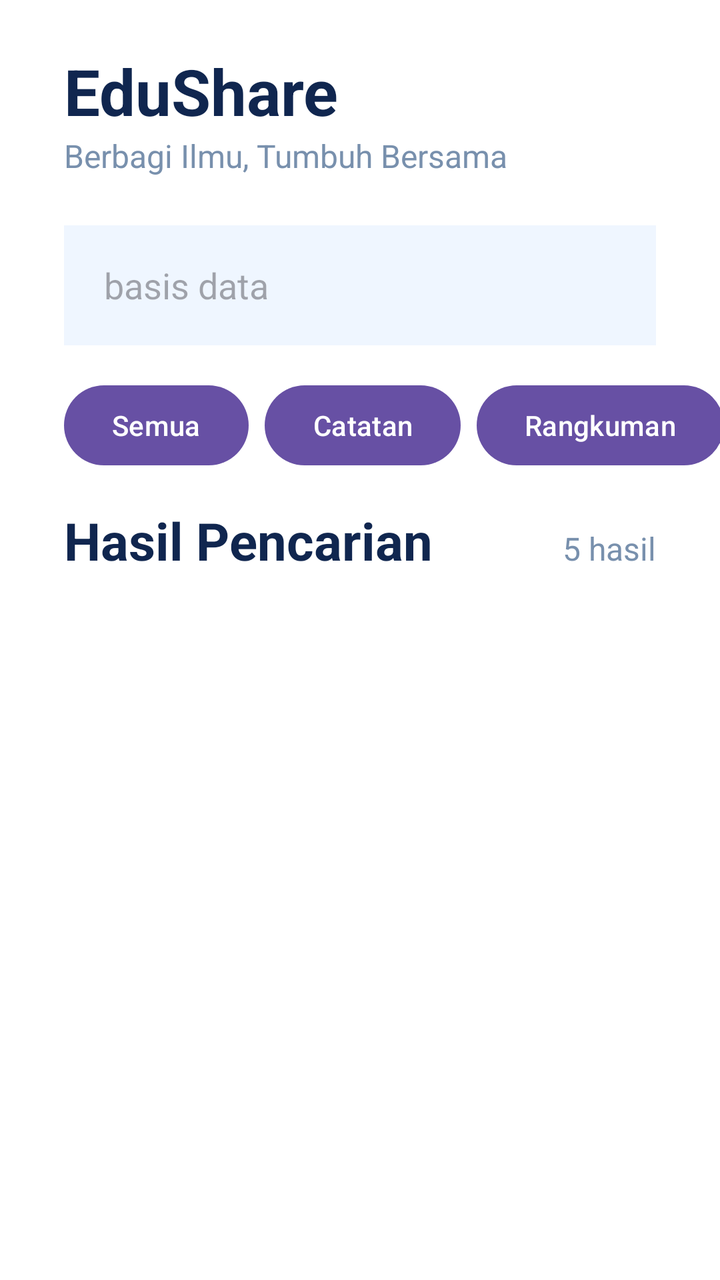
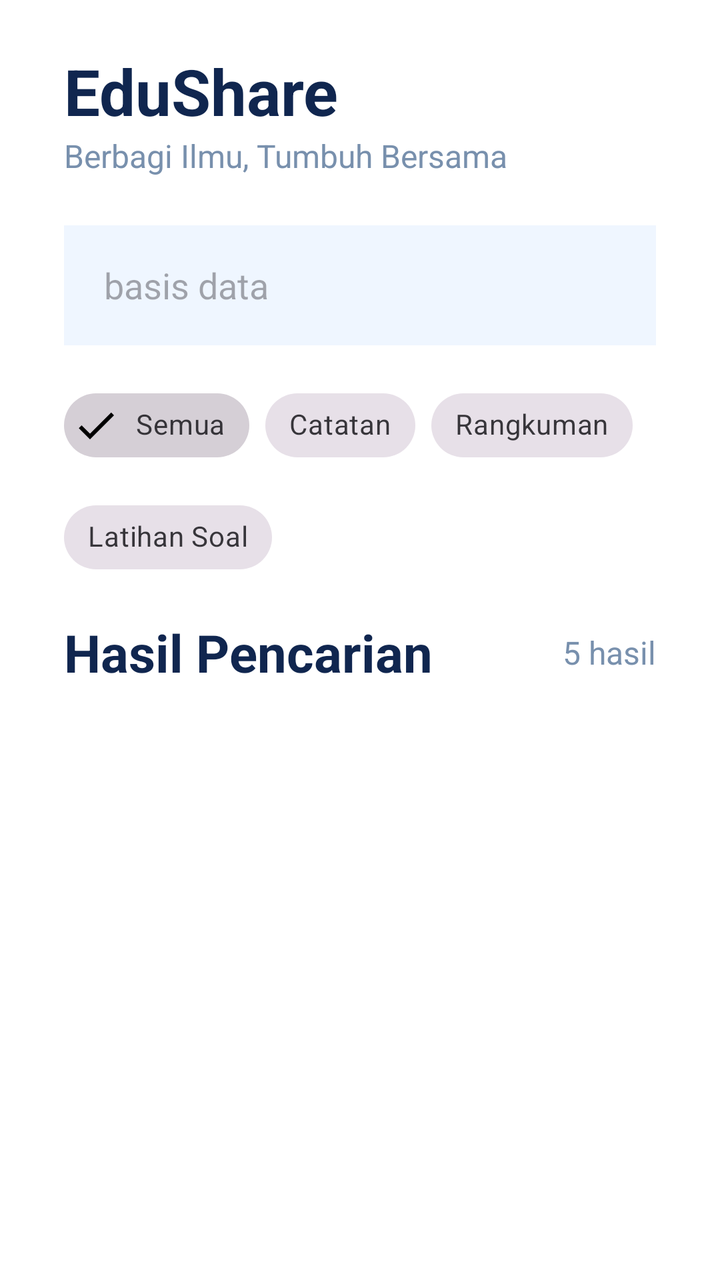

An Android layout rendered at two revisions. The XML below is the earlier revision; the diff shows what the commit changed to produce the second picture.
<!-- AndroidManifest.xml: application theme Theme.Pertemuan3_tia -->
<!-- res/layout/fragment_search.xml -->
<?xml version="1.0" encoding="utf-8"?>
<LinearLayout
    xmlns:android="http://schemas.android.com/apk/res/android"
    android:layout_width="match_parent"
    android:layout_height="match_parent"
    android:orientation="vertical"
    android:background="@android:color/white">

    <TextView
        android:id="@+id/txtLogo"
        android:layout_width="match_parent"
        android:layout_height="wrap_content"
        android:layout_marginStart="32dp"
        android:layout_marginTop="24dp"
        android:text="EduShare"
        android:textSize="32sp"
        android:textStyle="bold"
        android:textColor="#10264F" />

    <TextView
        android:layout_width="match_parent"
        android:layout_height="wrap_content"
        android:layout_marginStart="32dp"
        android:text="Berbagi Ilmu, Tumbuh Bersama"
        android:textSize="16sp"
        android:textColor="#7890AD" />

    <EditText
        android:id="@+id/edtSearch"
        android:layout_width="match_parent"
        android:layout_height="60dp"
        android:layout_marginStart="32dp"
        android:layout_marginEnd="32dp"
        android:layout_marginTop="24dp"
        android:hint="basis data"
        android:paddingStart="20dp"
        android:paddingEnd="20dp"
        android:background="#EFF6FF"
        android:singleLine="true" />

    <HorizontalScrollView
        android:layout_width="match_parent"
        android:layout_height="wrap_content"
        android:layout_marginTop="16dp"
        android:scrollbars="none">

        <LinearLayout
            android:layout_width="wrap_content"
            android:layout_height="wrap_content"
            android:orientation="horizontal"
            android:paddingStart="32dp"
            android:paddingEnd="16dp">

            <Button
                android:layout_width="wrap_content"
                android:layout_height="wrap_content"
                android:text="Semua" />

            <Button
                android:layout_width="wrap_content"
                android:layout_height="wrap_content"
                android:layout_marginStart="8dp"
                android:text="Catatan" />

            <Button
                android:layout_width="wrap_content"
                android:layout_height="wrap_content"
                android:layout_marginStart="8dp"
                android:text="Rangkuman" />

            <Button
                android:layout_width="wrap_content"
                android:layout_height="wrap_content"
                android:layout_marginStart="8dp"
                android:text="Latihan Soal" />

        </LinearLayout>

    </HorizontalScrollView>

    <LinearLayout
        android:layout_width="match_parent"
        android:layout_height="wrap_content"
        android:orientation="horizontal"
        android:paddingStart="32dp"
        android:paddingEnd="32dp"
        android:paddingTop="16dp"
        android:paddingBottom="8dp">

        <TextView
            android:layout_width="0dp"
            android:layout_height="wrap_content"
            android:layout_weight="1"
            android:text="Hasil Pencarian"
            android:textSize="26sp"
            android:textStyle="bold"
            android:textColor="#10264F" />

        <TextView
            android:id="@+id/txtJumlah"
            android:layout_width="wrap_content"
            android:layout_height="wrap_content"
            android:text="5 hasil"
            android:textSize="16sp"
            android:textColor="#7890AD" />

    </LinearLayout>

    <ListView
        android:id="@+id/listMateri"
        android:layout_width="match_parent"
        android:layout_height="0dp"
        android:layout_weight="1"
        android:divider="@null"
        android:dividerHeight="0dp"
        android:paddingBottom="8dp"
        android:clipToPadding="false" />

</LinearLayout>
<!-- resources referenced by this layout -->
<resources>
  <style name="Theme.Pertemuan3_tia" parent="Base.Theme.Pertemuan3_tia" />
  <style name="Base.Theme.Pertemuan3_tia" parent="Theme.Material3.DayNight.NoActionBar">
          
          
      </style>
</resources>

<!-- the commit's change to res/layout/fragment_search.xml (unified diff, before → after) -->
@@ -1,33 +1,42 @@
 <?xml version="1.0" encoding="utf-8"?>
-<LinearLayout
+<androidx.constraintlayout.widget.ConstraintLayout
     xmlns:android="http://schemas.android.com/apk/res/android"
+    xmlns:app="http://schemas.android.com/apk/res-auto"
     android:layout_width="match_parent"
     android:layout_height="match_parent"
-    android:orientation="vertical"
     android:background="@android:color/white">
 
     <TextView
         android:id="@+id/txtLogo"
-        android:layout_width="match_parent"
+        android:layout_width="0dp"
         android:layout_height="wrap_content"
         android:layout_marginStart="32dp"
+        android:layout_marginEnd="32dp"
         android:layout_marginTop="24dp"
         android:text="EduShare"
         android:textSize="32sp"
         android:textStyle="bold"
-        android:textColor="#10264F" />
+        android:textColor="#10264F"
+        app:layout_constraintStart_toStartOf="parent"
+        app:layout_constraintEnd_toEndOf="parent"
+        app:layout_constraintTop_toTopOf="parent" />
 
     <TextView
-        android:layout_width="match_parent"
+        android:id="@+id/txtSubtitle"
+        android:layout_width="0dp"
         android:layout_height="wrap_content"
         android:layout_marginStart="32dp"
+        android:layout_marginEnd="32dp"
         android:text="Berbagi Ilmu, Tumbuh Bersama"
         android:textSize="16sp"
-        android:textColor="#7890AD" />
+        android:textColor="#7890AD"
+        app:layout_constraintStart_toStartOf="parent"
+        app:layout_constraintEnd_toEndOf="parent"
+        app:layout_constraintTop_toBottomOf="@id/txtLogo" />
 
     <EditText
         android:id="@+id/edtSearch"
-        android:layout_width="match_parent"
+        android:layout_width="0dp"
         android:layout_height="60dp"
         android:layout_marginStart="32dp"
         android:layout_marginEnd="32dp"
@@ -36,84 +45,93 @@
         android:paddingStart="20dp"
         android:paddingEnd="20dp"
         android:background="#EFF6FF"
-        android:singleLine="true" />
+        android:singleLine="true"
+        app:layout_constraintStart_toStartOf="parent"
+        app:layout_constraintEnd_toEndOf="parent"
+        app:layout_constraintTop_toBottomOf="@id/txtSubtitle" />
 
-    <HorizontalScrollView
-        android:layout_width="match_parent"
+    <com.google.android.material.chip.ChipGroup
+        android:id="@+id/chipGroupFilter"
+        android:layout_width="0dp"
         android:layout_height="wrap_content"
+        android:layout_marginStart="32dp"
+        android:layout_marginEnd="16dp"
         android:layout_marginTop="16dp"
-        android:scrollbars="none">
+        app:singleSelection="true"
+        app:selectionRequired="true"
+        app:layout_constraintStart_toStartOf="parent"
+        app:layout_constraintEnd_toEndOf="parent"
+        app:layout_constraintTop_toBottomOf="@id/edtSearch">
 
-        <LinearLayout
+        <com.google.android.material.chip.Chip
+            android:id="@+id/chipSemua"
             android:layout_width="wrap_content"
             android:layout_height="wrap_content"
-            android:orientation="horizontal"
-            android:paddingStart="32dp"
-            android:paddingEnd="16dp">
+            android:checked="true"
+            android:text="Semua"
+            style="@style/Widget.MaterialComponents.Chip.Filter" />
 
-            <Button
-                android:layout_width="wrap_content"
-                android:layout_height="wrap_content"
-                android:text="Semua" />
-
-            <Button
-                android:layout_width="wrap_content"
-                android:layout_height="wrap_content"
-                android:layout_marginStart="8dp"
-                android:text="Catatan" />
-
-            <Button
-                android:layout_width="wrap_content"
-                android:layout_height="wrap_content"
-                android:layout_marginStart="8dp"
-                android:text="Rangkuman" />
-
-            <Button
-                android:layout_width="wrap_content"
-                android:layout_height="wrap_content"
-                android:layout_marginStart="8dp"
-                android:text="Latihan Soal" />
-
-        </LinearLayout>
-
-    </HorizontalScrollView>
-
-    <LinearLayout
-        android:layout_width="match_parent"
-        android:layout_height="wrap_content"
-        android:orientation="horizontal"
-        android:paddingStart="32dp"
-        android:paddingEnd="32dp"
-        android:paddingTop="16dp"
-        android:paddingBottom="8dp">
-
-        <TextView
-            android:layout_width="0dp"
-            android:layout_height="wrap_content"
-            android:layout_weight="1"
-            android:text="Hasil Pencarian"
-            android:textSize="26sp"
-            android:textStyle="bold"
-            android:textColor="#10264F" />
-
-        <TextView
-            android:id="@+id/txtJumlah"
+        <com.google.android.material.chip.Chip
+            android:id="@+id/chipCatatan"
             android:layout_width="wrap_content"
             android:layout_height="wrap_content"
-            android:text="5 hasil"
-            android:textSize="16sp"
-            android:textColor="#7890AD" />
+            android:text="Catatan"
+            style="@style/Widget.MaterialComponents.Chip.Filter" />
 
-    </LinearLayout>
+        <com.google.android.material.chip.Chip
+            android:id="@+id/chipRangkuman"
+            android:layout_width="wrap_content"
+            android:layout_height="wrap_content"
+            android:text="Rangkuman"
+            style="@style/Widget.MaterialComponents.Chip.Filter" />
+
+        <com.google.android.material.chip.Chip
+            android:id="@+id/chipLatihanSoal"
+            android:layout_width="wrap_content"
+            android:layout_height="wrap_content"
+            android:text="Latihan Soal"
+            style="@style/Widget.MaterialComponents.Chip.Filter" />
+
+    </com.google.android.material.chip.ChipGroup>
+    <TextView
+        android:id="@+id/txtHasil"
+        android:layout_width="0dp"
+        android:layout_height="wrap_content"
+        android:layout_marginStart="32dp"
+        android:layout_marginEnd="16dp"
+        android:layout_marginTop="16dp"
+        android:text="Hasil Pencarian"
+        android:textSize="26sp"
+        android:textStyle="bold"
+        android:textColor="#10264F"
+        app:layout_constraintStart_toStartOf="parent"
+        app:layout_constraintEnd_toStartOf="@id/txtJumlah"
+        app:layout_constraintTop_toBottomOf="@id/chipGroupFilter" />
+
+    <TextView
+        android:id="@+id/txtJumlah"
+        android:layout_width="wrap_content"
+        android:layout_height="wrap_content"
+        android:layout_marginEnd="32dp"
+        android:text="5 hasil"
+        android:textSize="16sp"
+        android:textColor="#7890AD"
+        app:layout_constraintEnd_toEndOf="parent"
+        app:layout_constraintTop_toTopOf="@id/txtHasil"
+        app:layout_constraintBottom_toBottomOf="@id/txtHasil" />
 
     <ListView
         android:id="@+id/listMateri"
-        android:layout_width="match_parent"
+        android:layout_width="0dp"
         android:layout_height="0dp"
-        android:layout_weight="1"
+        android:layout_marginTop="8dp"
         android:divider="@null"
         android:dividerHeight="0dp"
         android:paddingBottom="8dp"
-        android:clipToPadding="false" />
+        android:clipToPadding="false"
+        app:layout_constraintStart_toStartOf="parent"
+        app:layout_constraintEnd_toEndOf="parent"
+        app:layout_constraintTop_toBottomOf="@id/txtHasil"
+        app:layout_constraintBottom_toBottomOf="parent" />
 
-</LinearLayout>
+</androidx.constraintlayout.widget.ConstraintLayout>
